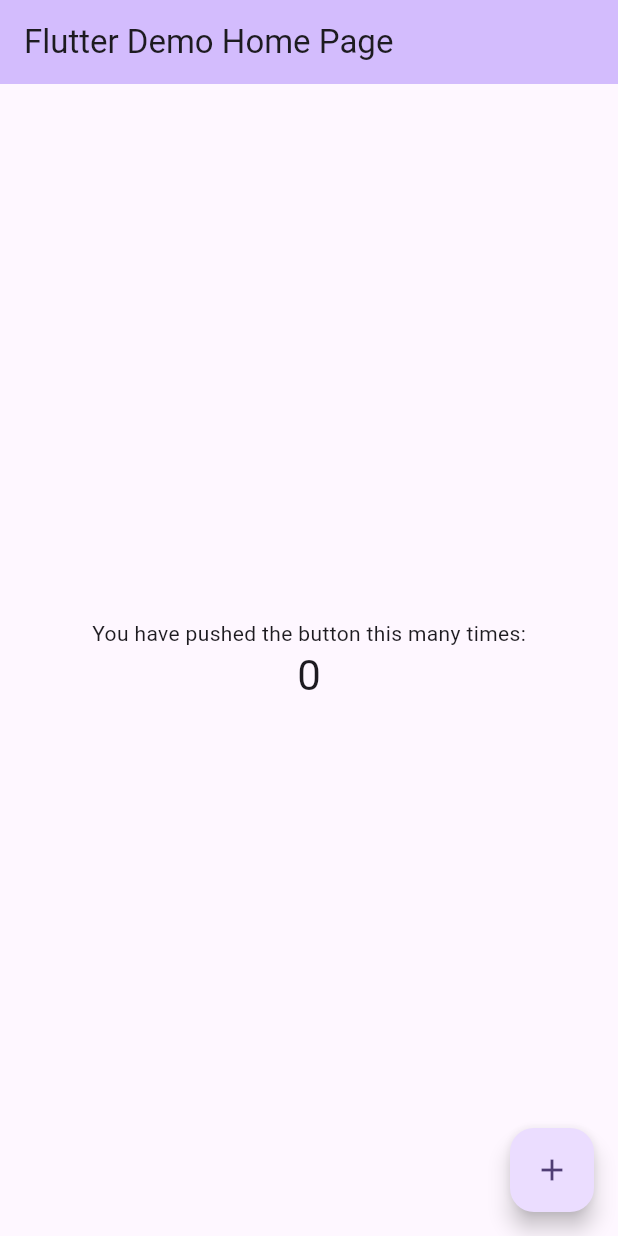
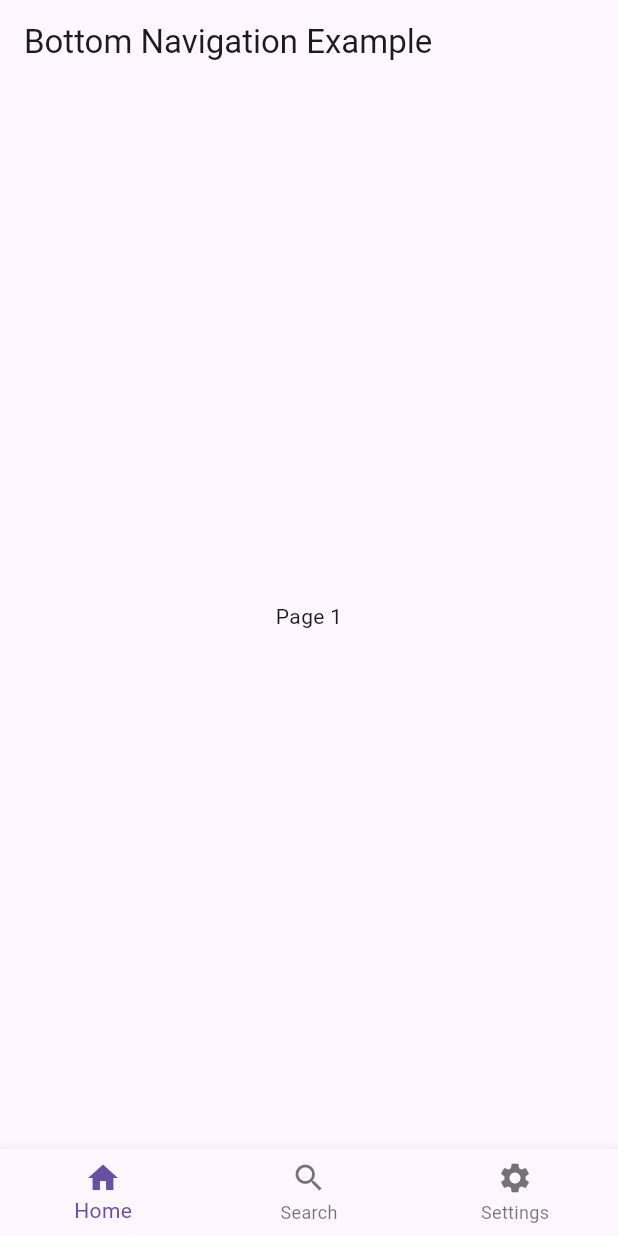
Before and after one commit to simonjv01/bottom_nav_example, a Flutter app: the screen it shows after launch, on a phone screen of 412 x 824 dp. Run offline on Flutter 3.47's test engine with Material 3 defaults, Android fonts, the phone set to English and light mode, and no system bars.

Commit message:
created bottom nav bar

```diff
--- a/lib/main.dart
+++ b/lib/main.dart
@@ -7,119 +7,91 @@
 class MyApp extends StatelessWidget {
   const MyApp({super.key});
 
-  // This widget is the root of your application.
   @override
   Widget build(BuildContext context) {
     return MaterialApp(
-      title: 'Flutter Demo',
+      title: 'Bottom Navigation Example',
       theme: ThemeData(
-        // This is the theme of your application.
-        //
-        // TRY THIS: Try running your application with "flutter run". You'll see
-        // the application has a purple toolbar. Then, without quitting the app,
-        // try changing the seedColor in the colorScheme below to Colors.green
-        // and then invoke "hot reload" (save your changes or press the "hot
-        // reload" button in a Flutter-supported IDE, or press "r" if you used
-        // the command line to start the app).
-        //
-        // Notice that the counter didn't reset back to zero; the application
-        // state is not lost during the reload. To reset the state, use hot
-        // restart instead.
-        //
-        // This works for code too, not just values: Most code changes can be
-        // tested with just a hot reload.
-        colorScheme: ColorScheme.fromSeed(seedColor: Colors.deepPurple),
-        useMaterial3: true,
+        primarySwatch: Colors.blue,
       ),
-      home: const MyHomePage(title: 'Flutter Demo Home Page'),
+      home: const HomePage(),
     );
   }
 }
 
-class MyHomePage extends StatefulWidget {
-  const MyHomePage({super.key, required this.title});
-
-  // This widget is the home page of your application. It is stateful, meaning
-  // that it has a State object (defined below) that contains fields that affect
-  // how it looks.
-
-  // This class is the configuration for the state. It holds the values (in this
-  // case the title) provided by the parent (in this case the App widget) and
-  // used by the build method of the State. Fields in a Widget subclass are
-  // always marked "final".
-
-  final String title;
+class HomePage extends StatefulWidget {
+  const HomePage({super.key});
 
   @override
-  State<MyHomePage> createState() => _MyHomePageState();
+  _HomePageState createState() => _HomePageState();
 }
 
-class _MyHomePageState extends State<MyHomePage> {
-  int _counter = 0;
-
-  void _incrementCounter() {
-    setState(() {
-      // This call to setState tells the Flutter framework that something has
-      // changed in this State, which causes it to rerun the build method below
-      // so that the display can reflect the updated values. If we changed
-      // _counter without calling setState(), then the build method would not be
-      // called again, and so nothing would appear to happen.
-      _counter++;
-    });
-  }
+class _HomePageState extends State<HomePage> {
+  int _currentIndex = 0;
+  final List<Widget> _pages = [
+    const Page1(),
+    const Page2(),
+    const Page3(),
+  ];
 
   @override
   Widget build(BuildContext context) {
-    // This method is rerun every time setState is called, for instance as done
-    // by the _incrementCounter method above.
-    //
-    // The Flutter framework has been optimized to make rerunning build methods
-    // fast, so that you can just rebuild anything that needs updating rather
-    // than having to individually change instances of widgets.
     return Scaffold(
       appBar: AppBar(
-        // TRY THIS: Try changing the color here to a specific color (to
-        // Colors.amber, perhaps?) and trigger a hot reload to see the AppBar
-        // change color while the other colors stay the same.
-        backgroundColor: Theme.of(context).colorScheme.inversePrimary,
-        // Here we take the value from the MyHomePage object that was created by
-        // the App.build method, and use it to set our appbar title.
-        title: Text(widget.title),
+        title: const Text('Bottom Navigation Example'),
       ),
-      body: Center(
-        // Center is a layout widget. It takes a single child and positions it
-        // in the middle of the parent.
-        child: Column(
-          // Column is also a layout widget. It takes a list of children and
-          // arranges them vertically. By default, it sizes itself to fit its
-          // children horizontally, and tries to be as tall as its parent.
-          //
-          // Column has various properties to control how it sizes itself and
-          // how it positions its children. Here we use mainAxisAlignment to
-          // center the children vertically; the main axis here is the vertical
-          // axis because Columns are vertical (the cross axis would be
-          // horizontal).
-          //
-          // TRY THIS: Invoke "debug painting" (choose the "Toggle Debug Paint"
-          // action in the IDE, or press "p" in the console), to see the
-          // wireframe for each widget.
-          mainAxisAlignment: MainAxisAlignment.center,
-          children: <Widget>[
-            const Text(
-              'You have pushed the button this many times:',
-            ),
-            Text(
-              '$_counter',
-              style: Theme.of(context).textTheme.headlineMedium,
-            ),
-          ],
-        ),
+      body: _pages[_currentIndex],
+      bottomNavigationBar: BottomNavigationBar(
+        currentIndex: _currentIndex,
+        onTap: (index) => setState(() => _currentIndex = index),
+        items: const [
+          BottomNavigationBarItem(
+            icon: Icon(Icons.home),
+            label: 'Home',
+          ),
+          BottomNavigationBarItem(
+            icon: Icon(Icons.search),
+            label: 'Search',
+          ),
+          BottomNavigationBarItem(
+            icon: Icon(Icons.settings),
+            label: 'Settings',
+          ),
+        ],
       ),
-      floatingActionButton: FloatingActionButton(
-        onPressed: _incrementCounter,
-        tooltip: 'Increment',
-        child: const Icon(Icons.add),
-      ), // This trailing comma makes auto-formatting nicer for build methods.
     );
   }
 }
+
+class Page1 extends StatelessWidget {
+  const Page1({super.key});
+
+  @override
+  Widget build(BuildContext context) {
+    return const Center(
+      child: Text('Page 1'),
+    );
+  }
+}
+
+class Page2 extends StatelessWidget {
+  const Page2({super.key});
+
+  @override
+  Widget build(BuildContext context) {
+    return const Center(
+      child: Text('Page 2'),
+    );
+  }
+}
+
+class Page3 extends StatelessWidget {
+  const Page3({super.key});
+
+  @override
+  Widget build(BuildContext context) {
+    return const Center(
+      child: Text('Page 3'),
+    );
+  }
+}
```
